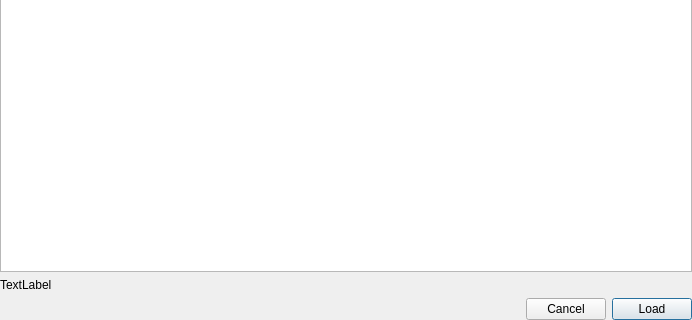
tplatt77/SIMPLVtkLib, file SIMPLVtkLib/QtWidgets/UI_Files/VSLoadHDF5DataWidget.ui: the form before one commit; both pictures show x 0 to 692 and y 315 to 635 of the 692 by 635 pixel window.
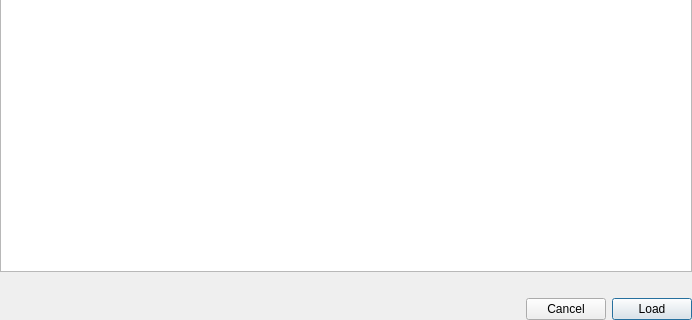
The form after the commit.

Patch:
```diff
--- a/SIMPLVtkLib/QtWidgets/UI_Files/VSLoadHDF5DataWidget.ui
+++ b/SIMPLVtkLib/QtWidgets/UI_Files/VSLoadHDF5DataWidget.ui
@@ -76,7 +76,7 @@
    <item>
     <widget class="QLabel" name="errLabel">
      <property name="text">
-      <string>TextLabel</string>
+      <string/>
      </property>
     </widget>
    </item>
```
